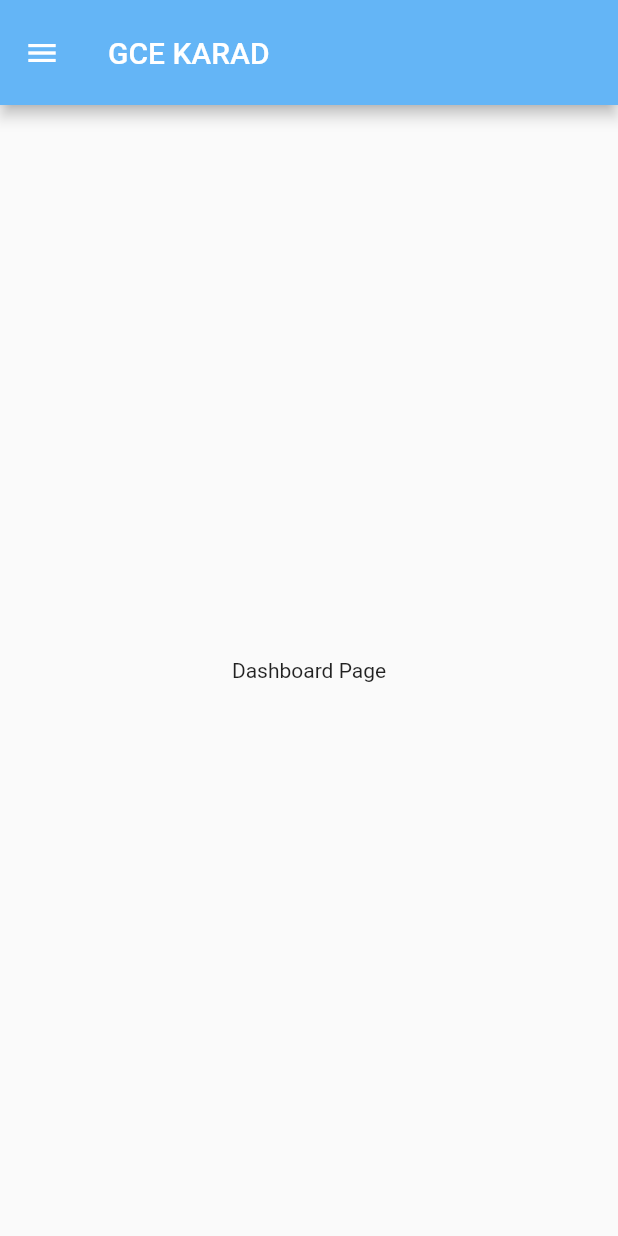
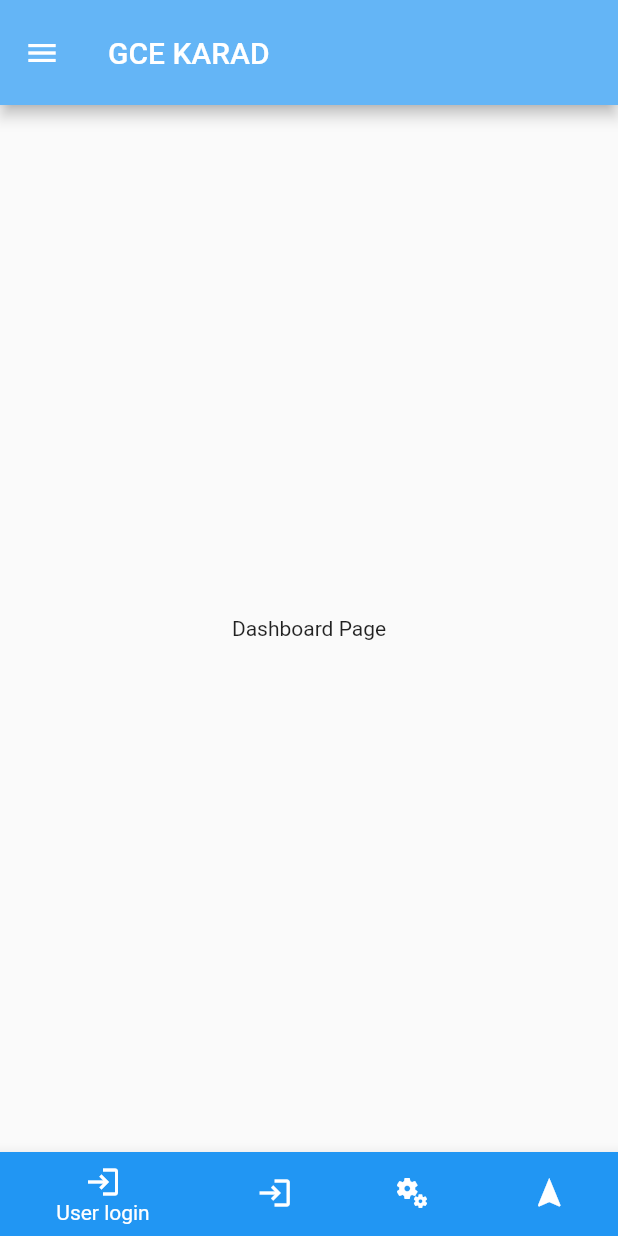
Before and after one commit to Shridhar-Atram/Smart-Campus-App, a Flutter app: the screen it shows after launch, on a phone screen of 412 x 824 dp. Run offline on Flutter 3.47's test engine with Material 2 defaults, Android fonts, the phone set to English and light mode, and no system bars.

Commit message:
Navigation bar created

```diff
--- a/lib/screens/HomePage.dart
+++ b/lib/screens/HomePage.dart
@@ -52,6 +52,7 @@ class _HomePageState extends State<HomePage> {
     } else if (currentPage == DrawerSections.send_feedback) {
       container = SendFeedbackPage();
     }
+    var widget2 = widget;
     return Scaffold(
       appBar: AppBar(
         backgroundColor: Colors.blue[300],
@@ -72,6 +73,25 @@ class _HomePageState extends State<HomePage> {
           ),
         ),
       ),
+      // ignore: prefer_const_literals_to_create_immutables
+      bottomNavigationBar: BottomNavigationBar(items: [
+        BottomNavigationBarItem(
+            icon: Icon(Icons.login),
+            label: 'User login',
+            backgroundColor: Colors.blue),
+        BottomNavigationBarItem(
+            icon: Icon(Icons.login),
+            label: 'Admin Login',
+            backgroundColor: Colors.blue),
+        BottomNavigationBarItem(
+            icon: Icon(Icons.miscellaneous_services),
+            label: 'Services',
+            backgroundColor: Colors.blue),
+        BottomNavigationBarItem(
+            icon: Icon(Icons.navigation),
+            label: 'Naviagation',
+            backgroundColor: Colors.blue),
+      ]),
     );
   }
 
```
